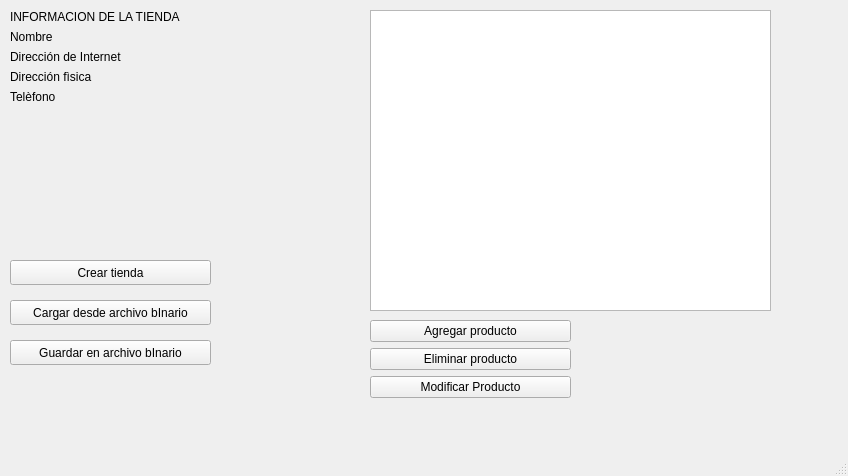
Old version of the form erp2/src/ui/mainwindow.ui in the repository CristopherH11/TareaProgramada4.
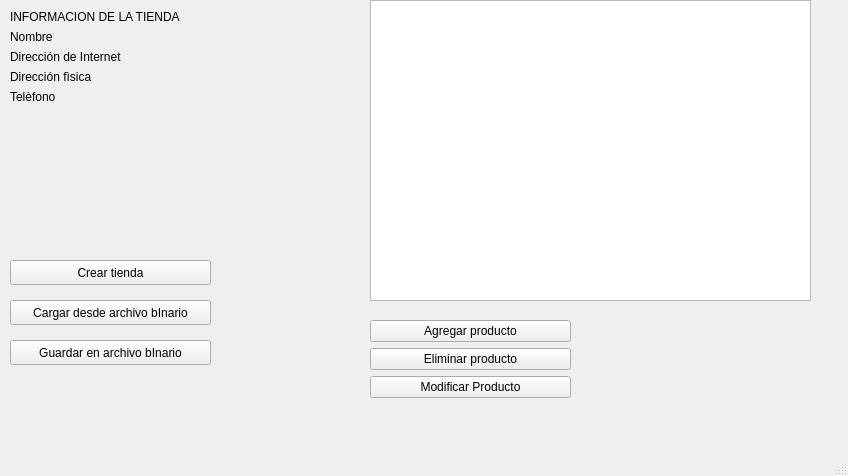
New version of the form.

The edit to the form file:
```diff
--- a/erp2/src/ui/mainwindow.ui
+++ b/erp2/src/ui/mainwindow.ui
@@ -115,16 +115,6 @@
      <string>Guardar en archivo bInario</string>
     </property>
    </widget>
-   <widget class="QListView" name="listaProdcutos">
-    <property name="geometry">
-     <rect>
-      <x>370</x>
-      <y>10</y>
-      <width>401</width>
-      <height>301</height>
-     </rect>
-    </property>
-   </widget>
    <widget class="QWidget" name="formLayoutWidget_2">
     <property name="geometry">
      <rect>
@@ -171,6 +161,16 @@
      <string>Crear tienda</string>
     </property>
    </widget>
+   <widget class="QListWidget" name="listaProductos">
+    <property name="geometry">
+     <rect>
+      <x>370</x>
+      <y>0</y>
+      <width>441</width>
+      <height>301</height>
+     </rect>
+    </property>
+   </widget>
   </widget>
   <widget class="QMenuBar" name="menubar">
    <property name="geometry">
```
